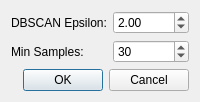
Old version of the form tools_suite/building_count/building_count_form.ui in the repository Skoolzon3/MyLiDAR.
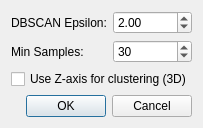
New version of the form.

Commit message:
Add 3D clustering option when counting buildings
- Added checkbox to consider Z-axis when clustering point clouds

Patch:
```diff
--- a/tools_suite/building_count/building_count_form.ui
+++ b/tools_suite/building_count/building_count_form.ui
@@ -59,6 +59,16 @@
      </item>
     </layout>
    </item>
+    <item>
+        <widget class="QCheckBox" name="useZCheck">
+            <property name="text">
+                <string>Use Z-axis for clustering (3D)</string>
+            </property>
+            <property name="toolTip">
+                <string>Clustering will consider height (Z) as well as X and Y. This may improve building detection in areas with varying terrain</string>
+            </property>
+        </widget>
+    </item>
    <item>
     <widget class="QDialogButtonBox" name="buttonBox">
      <property name="orientation">
```
The commit also changes 2 other files.
